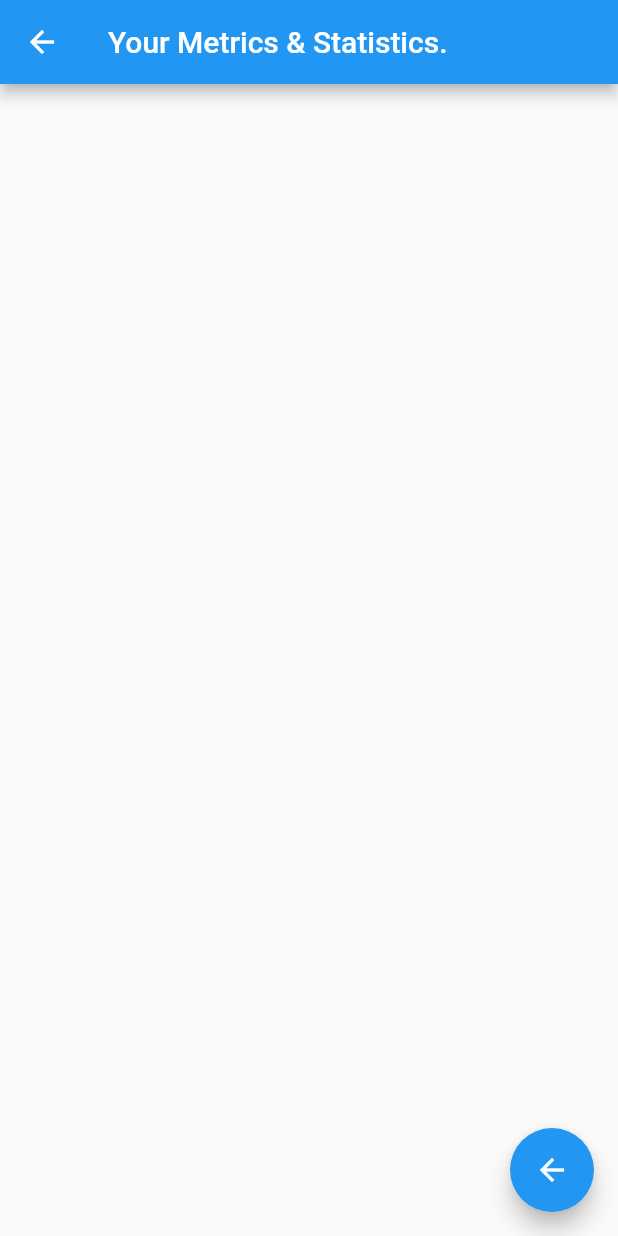
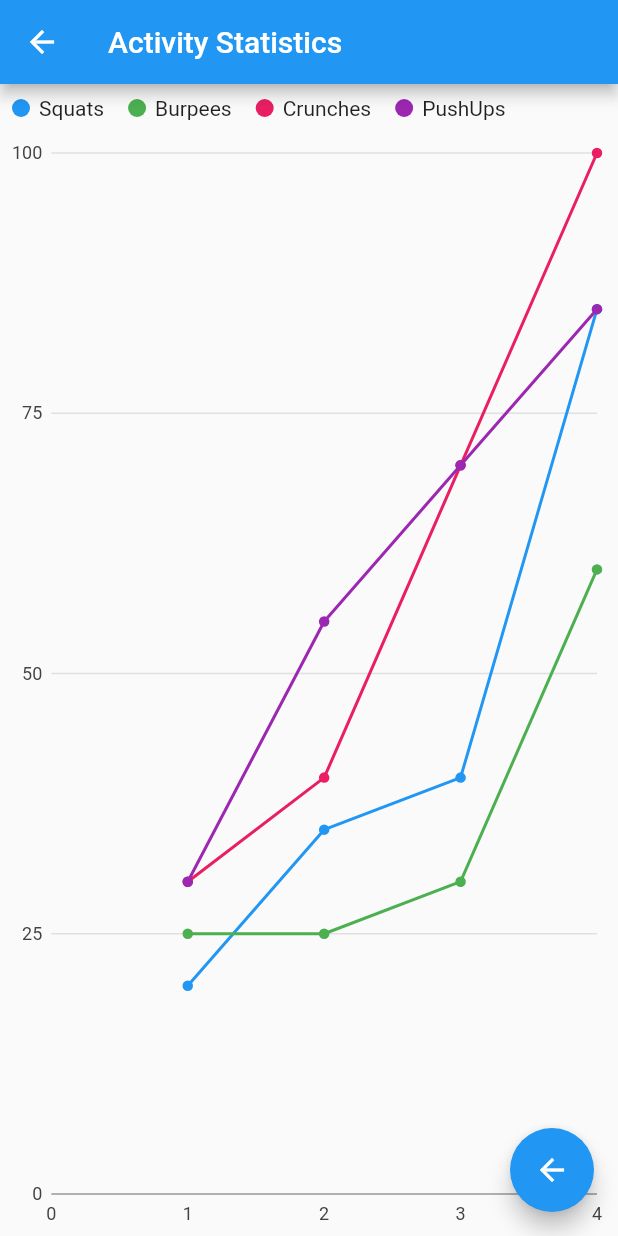
Before and after one commit to tim-nguyen-cs/cuarantine, a Flutter app: the ProfileView screen opened directly, on a phone screen of 412 x 824 dp. Run offline on Flutter 3.47's test engine with Material 2 defaults, Android fonts, the phone set to English and light mode, and no system bars; our stand-ins replace charts_flutter, permission_handler, video_player; missing offline and left inert: agora_rtc_engine; network calls fail.

Commit message:
made some graphs

```diff
--- a/lib/main.dart
+++ b/lib/main.dart
@@ -1,6 +1,9 @@
 import 'package:cuarantine/index.dart';
 import 'package:flutter/material.dart';
 import 'package:video_player/video_player.dart';
+import 'package:charts_flutter/flutter.dart' as charts;
+import 'package:cuarantine/rep_series.dart';
+import 'package:cuarantine/rep_chart.dart';
 
 void main() => runApp(MyApp());
 
@@ -140,14 +143,16 @@ class CollaborateView extends StatelessWidget {
 }
 
 class ProfileView extends StatelessWidget {
+
   @override
   Widget build(BuildContext context) {
     return Scaffold(
       appBar: AppBar(
-        title: Text("Your Metrics & Statistics."),
+        title: Text("Activity Statistics"),
       ),
       body: Center(
-        child: Column(),
+        //child: Column(
+        child: RepLineChart.withSampleData(),
       ),
       floatingActionButton: FloatingActionButton(
         onPressed: () {
--- /dev/null
+++ b/lib/rep_chart.dart
@@ -0,0 +1,92 @@
+import 'package:charts_flutter/flutter.dart' as charts;
+import 'package:cuarantine/rep_series.dart';
+import 'package:flutter/material.dart';
+
+class RepLineChart extends StatelessWidget {
+  final List<charts.Series> repSeriesList;
+  final bool animate;
+
+  RepLineChart(this.repSeriesList, {this.animate});
+
+  factory RepLineChart.withSampleData() {
+    return new RepLineChart(
+      _createSampleData(),
+      animate: true, // Disable animations for image tests
+    );
+  }
+
+  @override
+  Widget build(BuildContext context) {
+    return new charts.LineChart(
+      repSeriesList,
+      animate: animate,
+      behaviors: [new charts.SeriesLegend()],
+      defaultRenderer: new charts.LineRendererConfig(includePoints: true)
+    );
+  }
+
+  static List<charts.Series<RepSeries, int>> _createSampleData() {
+    final squatData = [
+      new RepSeries(1, 20),
+      new RepSeries(2, 35),
+      new RepSeries(3, 40),
+      new RepSeries(4, 85),
+    ];
+
+    final burpeeData = [
+      new RepSeries(1, 25),
+      new RepSeries(2, 25),
+      new RepSeries(3, 30),
+      new RepSeries(4, 60),
+    ];
+
+    final CrunchesData = [
+      new RepSeries(1, 30),
+      new RepSeries(2, 40),
+      new RepSeries(3, 70),
+      new RepSeries(4, 100),
+    ];
+
+    final PushUpsData = [
+      new RepSeries(1, 30),
+      new RepSeries(2, 55),
+      new RepSeries(3, 70),
+      new RepSeries(4, 85),
+    ];
+
+
+    return [
+      new charts.Series<RepSeries, int>(
+        id: 'Squats',
+        colorFn: (_, __) => charts.MaterialPalette.blue.shadeDefault,
+        domainFn: (RepSeries reps, _) => reps.week,
+        measureFn: (RepSeries reps, _) => reps.reps,
+        data: squatData
+      ),
+      new charts.Series<RepSeries, int>(
+          id: 'Burpees',
+          colorFn: (_, __) => charts.MaterialPalette.green.shadeDefault,
+          domainFn: (RepSeries reps, _) => reps.week,
+          measureFn: (RepSeries reps, _) => reps.reps,
+          data: burpeeData
+      ),
+
+      new charts.Series<RepSeries, int>(
+          id: 'Crunches',
+          colorFn: (_, __) => charts.MaterialPalette.pink.shadeDefault,
+          domainFn: (RepSeries reps, _) => reps.week,
+          measureFn: (RepSeries reps, _) => reps.reps,
+          data: CrunchesData
+      ),
+
+      new charts.Series<RepSeries, int>(
+          id: 'PushUps',
+          colorFn: (_, __) => charts.MaterialPalette.purple.shadeDefault,
+          domainFn: (RepSeries reps, _) => reps.week,
+          measureFn: (RepSeries reps, _) => reps.reps,
+          data: PushUpsData
+      )
+
+    ];
+  }
+}
--- /dev/null
+++ b/lib/rep_series.dart
@@ -0,0 +1,9 @@
+import 'package:charts_flutter/flutter.dart' as charts;
+import 'package:flutter/foundation.dart';
+
+class RepSeries {
+  final int week;
+  final int reps;
+
+  RepSeries(this.week, this.reps);
+}
```
Also changed, not shown: pubspec.yaml (+4 -3 lines), pubspec.lock.
